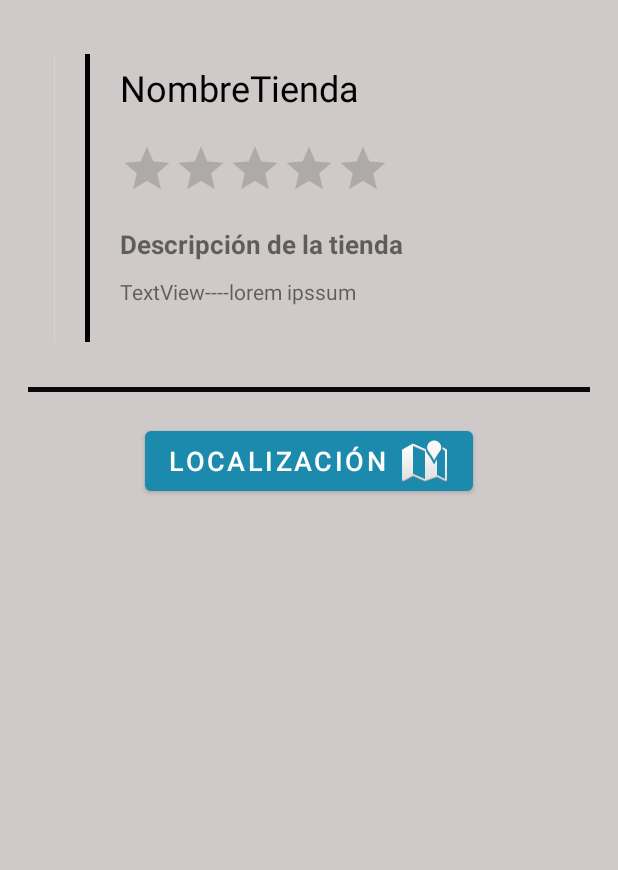
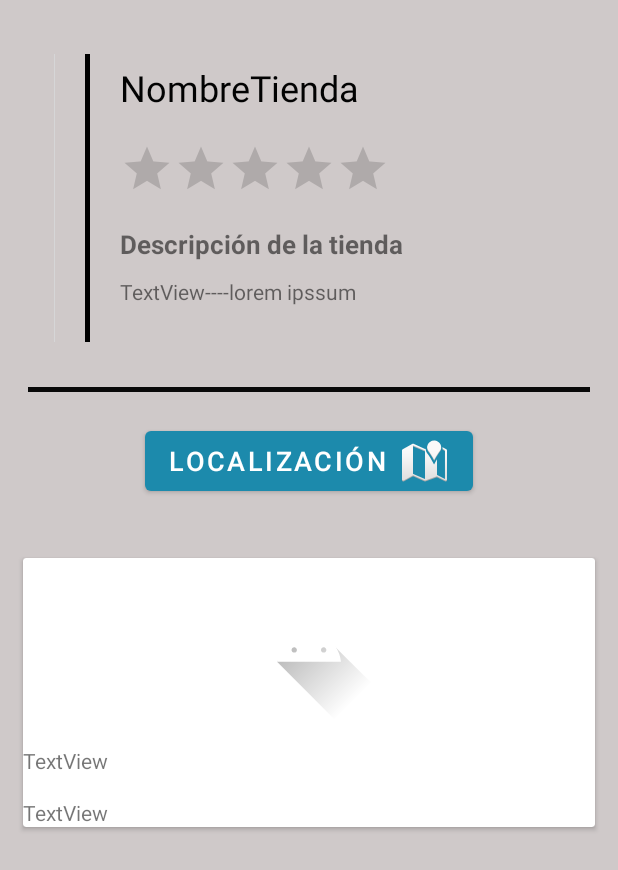
Before and after one commit to juanca172/ProyectoSalesInstantantly, an Android app: the layout activity_visualizacion_tiendas_view.xml on its own in the app's theme, with its tools: preview values and no code run, on a phone screen of 412 x 824 dp. Shown: the top 870 px of the screen. Run offline under Robolectric (Android 15) with nearby library versions, the phone set to English and light mode, and no system bars.

Commit message:
Se agrego el metodo para colocar los productos seleccionados en la vista visualizacionTiendas en el manifest cambie a la actividad vistaPaginaInicial, en el CardViewModelo le implemente Serializable y en el adaptador puse los extras para poder mandarlos a otra vista todo funciona

```diff
--- a/app/src/main/AndroidManifest.xml
+++ b/app/src/main/AndroidManifest.xml
@@ -35,17 +35,17 @@
             android:label="@string/title_activity_maps">
         </activity>
         <activity android:name=".VisualizacionTiendasView" >
+        </activity>
+        <activity android:name=".PerfilUsuarioView" />
+        <activity android:name=".HomeView" >
+        </activity>
+        <activity android:name=".PaginaInicialView">
             <intent-filter>
                 <action android:name="android.intent.action.MAIN" />
 
                 <category android:name="android.intent.category.LAUNCHER" />
             </intent-filter>
         </activity>
-        <activity android:name=".PerfilUsuarioView" />
-        <activity android:name=".HomeView" />
-        <activity android:name=".PaginaInicialView">
-
-        </activity>
         <activity android:name=".RegistroActivityView" />
         <activity android:name=".MainActivity" />
     </application>
--- a/app/src/main/java/com/example/proyectosalesinstantly/AdaptadorRecyclerView.java
+++ b/app/src/main/java/com/example/proyectosalesinstantly/AdaptadorRecyclerView.java
@@ -46,6 +46,7 @@ public class AdaptadorRecyclerView extends RecyclerView.Adapter<AdaptadorRecycle
             @Override
             public void onClick(View v) {
                 Intent i = new Intent(holder.itemView.getContext(), VisualizacionTiendasView.class);
+                i.putExtra("itemDetail", atributosDelCardView);
                 holder.itemView.getContext().startActivity(i);
             }
         });
--- a/app/src/main/java/com/example/proyectosalesinstantly/CardViewAtributos.java
+++ b/app/src/main/java/com/example/proyectosalesinstantly/CardViewAtributos.java
@@ -7,7 +7,9 @@ import android.widget.ImageView;
 
 import com.bumptech.glide.RequestBuilder;
 
-public class CardViewAtributos  {
+import java.io.Serializable;
+
+public class CardViewAtributos implements Serializable {
     //nombre del producto
     public String nombre;
     //descripcion del producto
--- a/app/src/main/java/com/example/proyectosalesinstantly/VisualizacionTiendasView.java
+++ b/app/src/main/java/com/example/proyectosalesinstantly/VisualizacionTiendasView.java
@@ -13,11 +13,15 @@ import android.location.Geocoder;
 import android.location.Location;
 import android.location.LocationListener;
 import android.location.LocationManager;
+import android.media.Image;
 import android.os.Bundle;
 import android.view.View;
+import android.widget.ImageView;
 import android.widget.ListView;
 import android.widget.TextView;
 import android.widget.Toast;
+
+import com.bumptech.glide.Glide;
 
 import java.io.IOException;
 import java.util.List;
@@ -29,14 +33,31 @@ public class VisualizacionTiendasView extends AppCompatActivity {
     private TextView descripcion;
     Double latitud;
     Double longitud;
+    private ImageView imagen;
+    private TextView textoNombre;
+    private TextView TextoDescripcion;
+    private CardViewAtributos cardViewAtributos;
+
+
 
     @Override
     protected void onCreate(Bundle savedInstanceState) {
         super.onCreate(savedInstanceState);
         setContentView(R.layout.activity_visualizacion_tiendas_view);
         descripcion = findViewById(R.id.tvDescripcionTienda);
+        imagen = findViewById(R.id.imgvImagenDelCardView);
+        textoNombre = findViewById(R.id.tvNombreProductoCardVIEW);
+        TextoDescripcion = findViewById(R.id.tvDescripcionProductoCardVIEW);
         localizacion();
         localizarMovimiento();
+        initValues();
+    }
+
+    private void initValues() {
+        cardViewAtributos= (CardViewAtributos) getIntent().getExtras().getSerializable("itemDetail");
+        Glide.with(this).load(cardViewAtributos.getImagenDeTienda()).into(imagen);
+        textoNombre.setText(cardViewAtributos.getNombre());
+        TextoDescripcion.setText(cardViewAtributos.getDescripcion());
     }
 
     private void localizacion() {
--- a/app/src/main/res/layout/activity_visualizacion_tiendas_view.xml
+++ b/app/src/main/res/layout/activity_visualizacion_tiendas_view.xml
@@ -131,4 +131,76 @@
         app:iconPadding="10dp"
         app:iconTintMode="src_in" />
 
+    <androidx.constraintlayout.widget.ConstraintLayout
+        android:layout_width="match_parent"
+        android:layout_height="369dp"
+        android:layout_below="@id/button"
+        android:layout_marginTop="23dp">
+
+        <ScrollView
+            android:layout_width="match_parent"
+            android:layout_height="match_parent"
+            app:layout_constraintBottom_toBottomOf="parent"
+            app:layout_constraintEnd_toEndOf="parent"
+            app:layout_constraintHorizontal_bias="0.0"
+            app:layout_constraintStart_toStartOf="parent">
+
+            <androidx.cardview.widget.CardView
+                android:layout_width="match_parent"
+                android:layout_height="match_parent"
+                android:layout_margin="15dp"
+                android:layout_marginTop="5dp"
+                android:orientation="vertical">
+
+                <LinearLayout
+                    android:layout_width="match_parent"
+                    android:layout_height="wrap_content"
+                    android:orientation="vertical">
+
+                    <ImageView
+                        android:id="@+id/imgvImagenDelCardView"
+                        android:layout_width="100dp"
+                        android:layout_height="100dp"
+                        android:layout_gravity="center"
+                        android:layout_marginTop="10dp"
+                        android:layout_marginBottom="15dp"
+                        tools:srcCompat="@drawable/ic_launcher_foreground" />
+
+                    <LinearLayout
+                        android:layout_width="match_parent"
+                        android:layout_height="wrap_content"
+                        android:orientation="vertical">
+
+                        <TextView
+                            android:id="@+id/tvNombreProductoCardVIEW"
+                            android:layout_width="wrap_content"
+                            android:layout_height="wrap_content"
+                            android:layout_gravity="center_vertical"
+                            android:layout_marginBottom="15dp"
+                            android:gravity="center_vertical"
+                            android:text="TextView" />
+
+                        <TextView
+                            android:id="@+id/tvDescripcionProductoCardVIEW"
+                            android:layout_width="wrap_content"
+                            android:layout_height="wrap_content"
+                            android:layout_gravity="center_vertical"
+                            android:gravity="center_vertical"
+                            android:text="TextView" />
+
+                    </LinearLayout>
+
+
+                </LinearLayout>
+
+            </androidx.cardview.widget.CardView>
+
+
+        </ScrollView>
+
+
+    </androidx.constraintlayout.widget.ConstraintLayout>
+
+
+
 </RelativeLayout>
```
